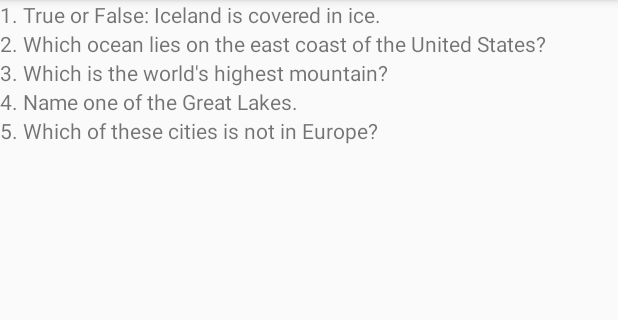
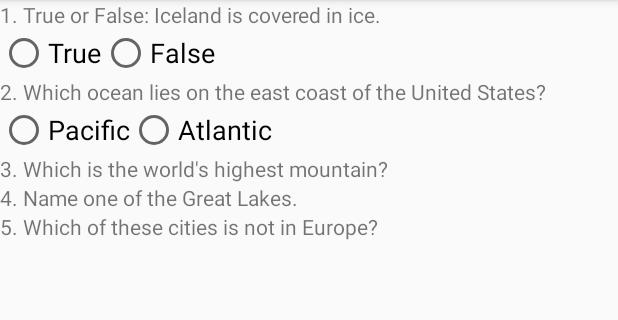
Before and after one commit to chrisabbod/quiz-app, an Android app: the screen it shows after launch (MainActivity), on a phone screen of 412 x 824 dp, the part 84-404 px from its top. Run offline under Robolectric (Android 15) with nearby library versions, the phone set to English and light mode, and no system bars.

Commit message:
<feat>: Add Radio Buttons to Questions One and Two
Add radio buttons to answer questions one and two in activity_main.xml

```diff
--- a/app/src/main/res/layout/activity_main.xml
+++ b/app/src/main/res/layout/activity_main.xml
@@ -15,10 +15,46 @@
             android:layout_width="wrap_content"
             android:layout_height="wrap_content"/>
 
+        <RadioGroup
+            android:layout_width="wrap_content"
+            android:layout_height="wrap_content"
+            android:orientation="horizontal">
+            <RadioButton
+                android:id="@+id/q1_true_radio_button"
+                android:layout_width="wrap_content"
+                android:layout_height="wrap_content"
+                android:text="@string/answer_true"
+                android:textAppearance="?android:textAppearanceMedium" />
+            <RadioButton
+                android:id="@+id/q1_false_radio_button"
+                android:layout_width="wrap_content"
+                android:layout_height="wrap_content"
+                android:text="@string/answer_false"
+                android:textAppearance="?android:textAppearanceMedium" />
+        </RadioGroup>
+
         <TextView
             android:text="@string/question_two"
             android:layout_width="wrap_content"
             android:layout_height="wrap_content"/>
+
+        <RadioGroup
+            android:layout_width="wrap_content"
+            android:layout_height="wrap_content"
+            android:orientation="horizontal">
+            <RadioButton
+                android:id="@+id/pacific_radio_button"
+                android:layout_width="wrap_content"
+                android:layout_height="wrap_content"
+                android:text="@string/pacific"
+                android:textAppearance="?android:textAppearanceMedium" />
+            <RadioButton
+                android:id="@+id/atlantic_radio_button"
+                android:layout_width="wrap_content"
+                android:layout_height="wrap_content"
+                android:text="@string/atlantic"
+                android:textAppearance="?android:textAppearanceMedium" />
+        </RadioGroup>
 
         <TextView
             android:text="@string/question_three"
```
